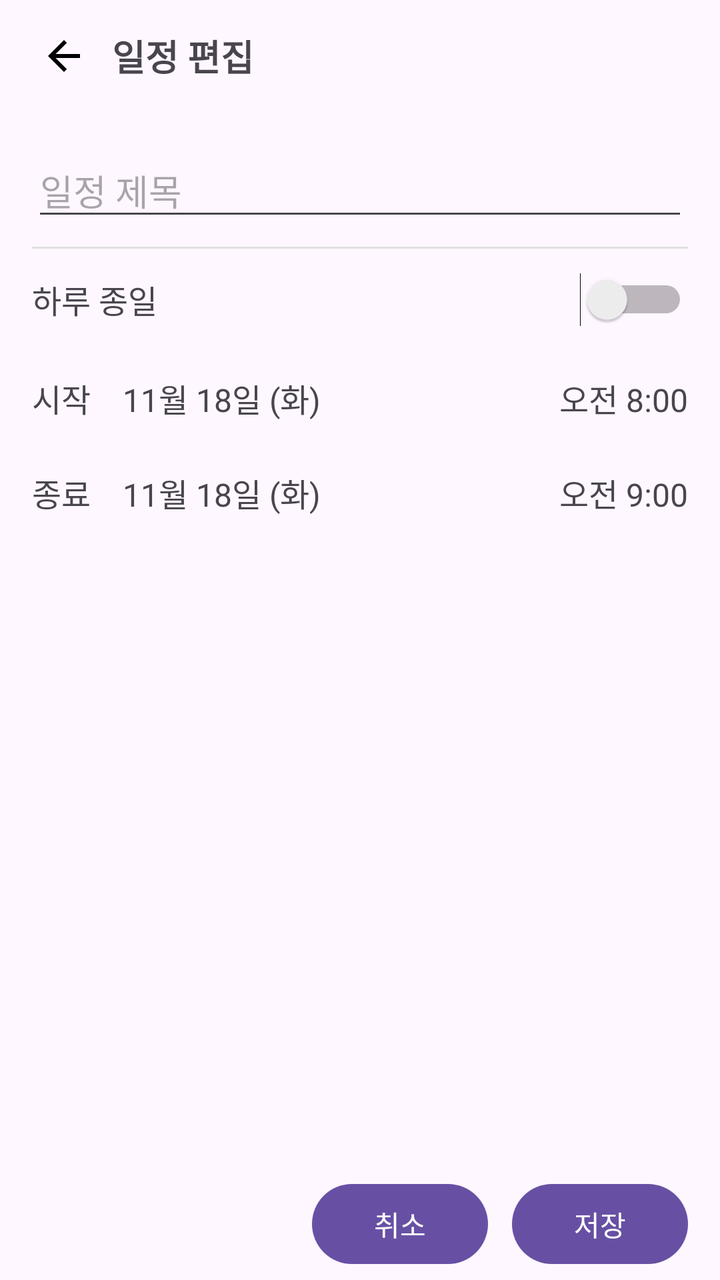
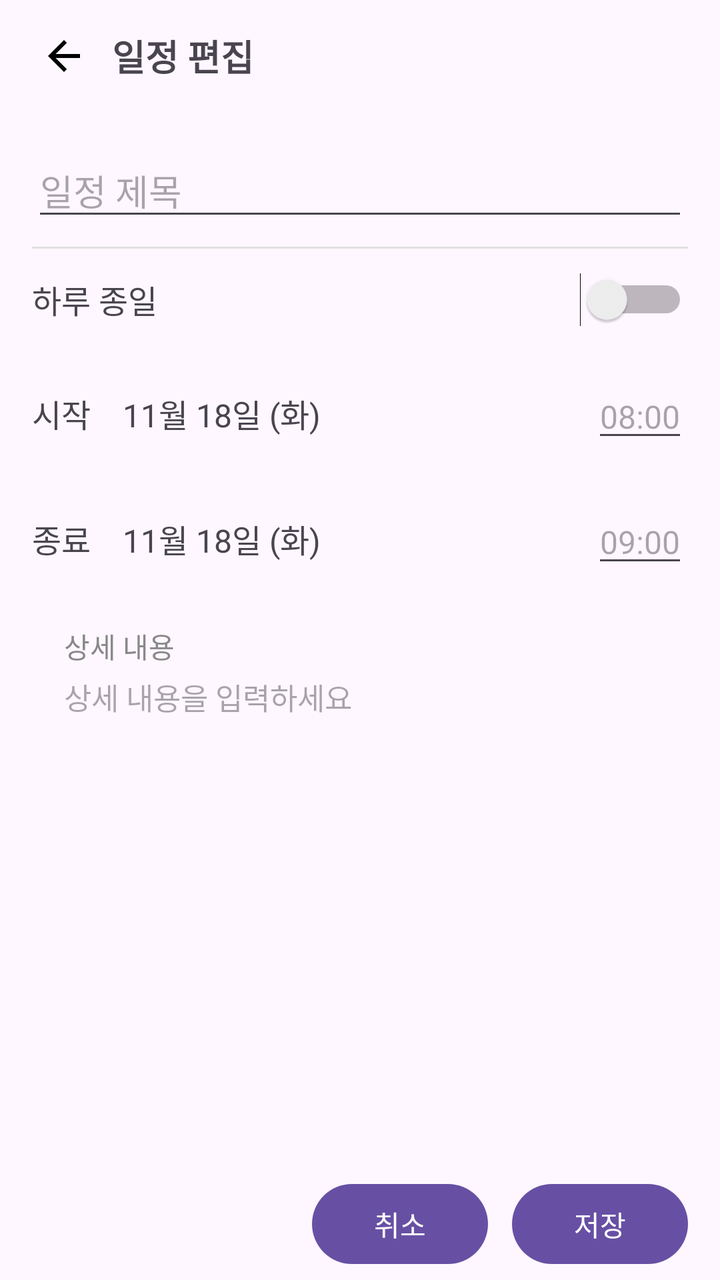

Screens rendered from an Android XML layout before and after an edit, with the pre-edit source and the edit as a unified diff.
<!-- AndroidManifest.xml: application theme Theme.MyApplication -->
<!-- res/layout/activity_edit_event.xml -->
<?xml version="1.0" encoding="utf-8"?>
<androidx.constraintlayout.widget.ConstraintLayout
    xmlns:android="http://schemas.android.com/apk/res/android"
    xmlns:app="http://schemas.android.com/apk/res-auto"
    android:layout_width="match_parent"
    android:layout_height="match_parent">

    
    <LinearLayout
        android:id="@+id/topBar"
        android:layout_width="0dp"
        android:layout_height="56dp"
        android:orientation="horizontal"
        android:gravity="center_vertical"
        android:paddingStart="16dp"
        android:paddingEnd="16dp"
        app:layout_constraintTop_toTopOf="parent"
        app:layout_constraintStart_toStartOf="parent"
        app:layout_constraintEnd_toEndOf="parent">

        <ImageButton
            android:id="@+id/btnBack"
            android:layout_width="32dp"
            android:layout_height="32dp"
            android:background="?attr/selectableItemBackgroundBorderless"
            android:src="@drawable/ic_back"
            android:contentDescription="뒤로가기"/>

        <TextView
            android:layout_width="0dp"
            android:layout_height="wrap_content"
            android:layout_marginStart="8dp"
            android:layout_weight="1"
            android:text="일정 편집"
            android:textSize="18sp"
            android:textStyle="bold"/>
    </LinearLayout>

    
    <ScrollView
        android:id="@+id/scrollArea"
        android:layout_width="0dp"
        android:layout_height="0dp"
        app:layout_constraintTop_toBottomOf="@id/topBar"
        app:layout_constraintBottom_toTopOf="@id/bottomBar"
        app:layout_constraintStart_toStartOf="parent"
        app:layout_constraintEnd_toEndOf="parent">

        <LinearLayout
            android:layout_width="match_parent"
            android:layout_height="wrap_content"
            android:orientation="vertical"
            android:padding="16dp">

            
            <EditText
                android:id="@+id/editTitle"
                android:layout_width="match_parent"
                android:layout_height="wrap_content"
                android:hint="일정 제목"
                android:textSize="18sp"
                android:singleLine="true"/>

            <View
                android:layout_width="match_parent"
                android:layout_height="1dp"
                android:layout_marginTop="8dp"
                android:background="#E0E0E0"/>

            
            <LinearLayout
                android:layout_width="match_parent"
                android:layout_height="wrap_content"
                android:orientation="horizontal"
                android:gravity="center_vertical"
                android:paddingTop="12dp"
                android:paddingBottom="12dp">

                <TextView
                    android:layout_width="0dp"
                    android:layout_height="wrap_content"
                    android:layout_weight="1"
                    android:text="하루 종일"
                    android:textSize="16sp"/>

                <Switch
                    android:id="@+id/switchAllDay"
                    android:layout_width="wrap_content"
                    android:layout_height="wrap_content"/>
            </LinearLayout>

            
            <LinearLayout
                android:id="@+id/rowStart"
                android:layout_width="match_parent"
                android:layout_height="wrap_content"
                android:orientation="horizontal"
                android:gravity="center_vertical"
                android:paddingTop="12dp"
                android:paddingBottom="12dp">

                <TextView
                    android:layout_width="wrap_content"
                    android:layout_height="wrap_content"
                    android:text="시작"
                    android:textSize="16sp"/>

                <TextView
                    android:id="@+id/tvEditStartDate"
                    android:layout_width="0dp"
                    android:layout_height="wrap_content"
                    android:layout_weight="1"
                    android:layout_marginStart="16dp"
                    android:text="11월 18일 (화)"
                    android:textSize="16sp"/>

                <TextView
                    android:id="@+id/tvEditStartTime"
                    android:layout_width="wrap_content"
                    android:layout_height="wrap_content"
                    android:layout_marginStart="16dp"
                    android:text="오전 8:00"
                    android:textSize="16sp"/>
            </LinearLayout>

            
            <LinearLayout
                android:id="@+id/rowEnd"
                android:layout_width="match_parent"
                android:layout_height="wrap_content"
                android:orientation="horizontal"
                android:gravity="center_vertical"
                android:paddingTop="12dp"
                android:paddingBottom="12dp">

                <TextView
                    android:layout_width="wrap_content"
                    android:layout_height="wrap_content"
                    android:text="종료"
                    android:textSize="16sp"/>

                <TextView
                    android:id="@+id/tvEditEndDate"
                    android:layout_width="0dp"
                    android:layout_height="wrap_content"
                    android:layout_weight="1"
                    android:layout_marginStart="16dp"
                    android:text="11월 18일 (화)"
                    android:textSize="16sp"/>

                <TextView
                    android:id="@+id/tvEditEndTime"
                    android:layout_width="wrap_content"
                    android:layout_height="wrap_content"
                    android:layout_marginStart="16dp"
                    android:text="오전 9:00"
                    android:textSize="16sp"/>
            </LinearLayout>

            

        </LinearLayout>
    </ScrollView>

    
    <LinearLayout
        android:id="@+id/bottomBar"
        android:layout_width="0dp"
        android:layout_height="56dp"
        android:orientation="horizontal"
        android:gravity="center_vertical|end"
        android:paddingEnd="16dp"
        app:layout_constraintBottom_toBottomOf="parent"
        app:layout_constraintStart_toStartOf="parent"
        app:layout_constraintEnd_toEndOf="parent">

        <Button
            android:id="@+id/btnCancel"
            android:layout_width="wrap_content"
            android:layout_height="wrap_content"
            android:text="취소"/>

        <Button
            android:id="@+id/btnSave"
            android:layout_width="wrap_content"
            android:layout_height="wrap_content"
            android:layout_marginStart="12dp"
            android:text="저장"/>
    </LinearLayout>

</androidx.constraintlayout.widget.ConstraintLayout>
<!-- resources referenced by this layout -->
<resources>
  <!-- drawable ic_back (drawable) -->
  <vector xmlns:android="http://schemas.android.com/apk/res/android" android:autoMirrored="true" android:height="24dp" android:tint="#000000" android:viewportHeight="960" android:viewportWidth="960" android:width="24dp">
        
      <path android:fillColor="@android:color/white" android:pathData="M313,520L537,744L480,800L160,480L480,160L537,216L313,440L800,440L800,520L313,520Z"/>
      
  </vector>
  <style name="Theme.MyApplication" parent="Theme.Material3.DayNight.NoActionBar">
          
      </style>
</resources>

<!-- the commit's change to res/layout/activity_edit_event.xml (unified diff, before → after) -->
@@ -106,7 +106,7 @@
                     android:textSize="16sp"/>
 
                 <TextView
-                    android:id="@+id/tvEditStartDate"
+                    android:id="@+id/editStartDate"
                     android:layout_width="0dp"
                     android:layout_height="wrap_content"
                     android:layout_weight="1"
@@ -114,12 +114,15 @@
                     android:text="11월 18일 (화)"
                     android:textSize="16sp"/>
 
-                <TextView
-                    android:id="@+id/tvEditStartTime"
-                    android:layout_width="wrap_content"
-                    android:layout_height="wrap_content"
-                    android:layout_marginStart="16dp"
-                    android:text="오전 8:00"
+                
+                <EditText
+                    android:id="@+id/editStartTime"
+                    android:layout_width="wrap_content"
+                    android:layout_height="wrap_content"
+                    android:layout_marginStart="16dp"
+                    android:hint="08:00"
+                    android:inputType="number"
+                    android:maxLength="5"
                     android:textSize="16sp"/>
             </LinearLayout>
 
@@ -140,7 +143,7 @@
                     android:textSize="16sp"/>
 
                 <TextView
-                    android:id="@+id/tvEditEndDate"
+                    android:id="@+id/editEndDate"
                     android:layout_width="0dp"
                     android:layout_height="wrap_content"
                     android:layout_weight="1"
@@ -148,14 +151,48 @@
                     android:text="11월 18일 (화)"
                     android:textSize="16sp"/>
 
-                <TextView
-                    android:id="@+id/tvEditEndTime"
-                    android:layout_width="wrap_content"
-                    android:layout_height="wrap_content"
-                    android:layout_marginStart="16dp"
-                    android:text="오전 9:00"
-                    android:textSize="16sp"/>
-            </LinearLayout>
+                
+                <EditText
+                    android:id="@+id/editEndTime"
+                    android:layout_width="wrap_content"
+                    android:layout_height="wrap_content"
+                    android:layout_marginStart="16dp"
+                    android:hint="09:00"
+                    android:inputType="number"
+                    android:maxLength="5"
+                    android:textSize="16sp"/>
+
+            </LinearLayout>
+
+            <LinearLayout
+                android:layout_width="match_parent"
+                android:layout_height="wrap_content"
+                android:orientation="vertical"
+                android:paddingStart="16dp"
+                android:paddingEnd="16dp"
+                android:paddingTop="12dp">
+
+                <TextView
+                    android:layout_width="wrap_content"
+                    android:layout_height="wrap_content"
+                    android:text="상세 내용"
+                    android:textSize="14sp"
+                    android:textColor="#888888" />
+
+                <EditText
+                    android:id="@+id/etDetail"
+                    android:layout_width="match_parent"
+                    android:layout_height="wrap_content"
+                    android:layout_marginTop="4dp"
+                    android:minLines="3"
+                    android:gravity="top|start"
+                    android:inputType="textMultiLine"
+                    android:background="@android:color/transparent"
+                    android:hint="상세 내용을 입력하세요"
+                    android:textSize="15sp" />
+            </LinearLayout>
+
+
 
             
 
@@ -186,6 +223,7 @@
             android:layout_height="wrap_content"
             android:layout_marginStart="12dp"
             android:text="저장"/>
+
     </LinearLayout>
 
 </androidx.constraintlayout.widget.ConstraintLayout>
